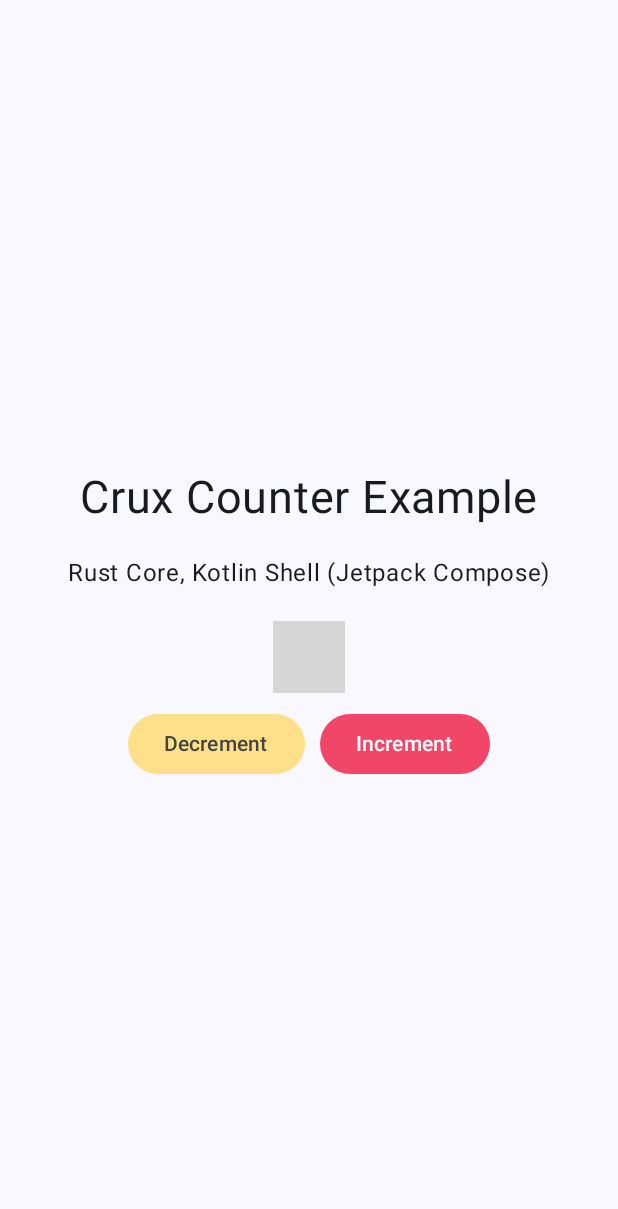
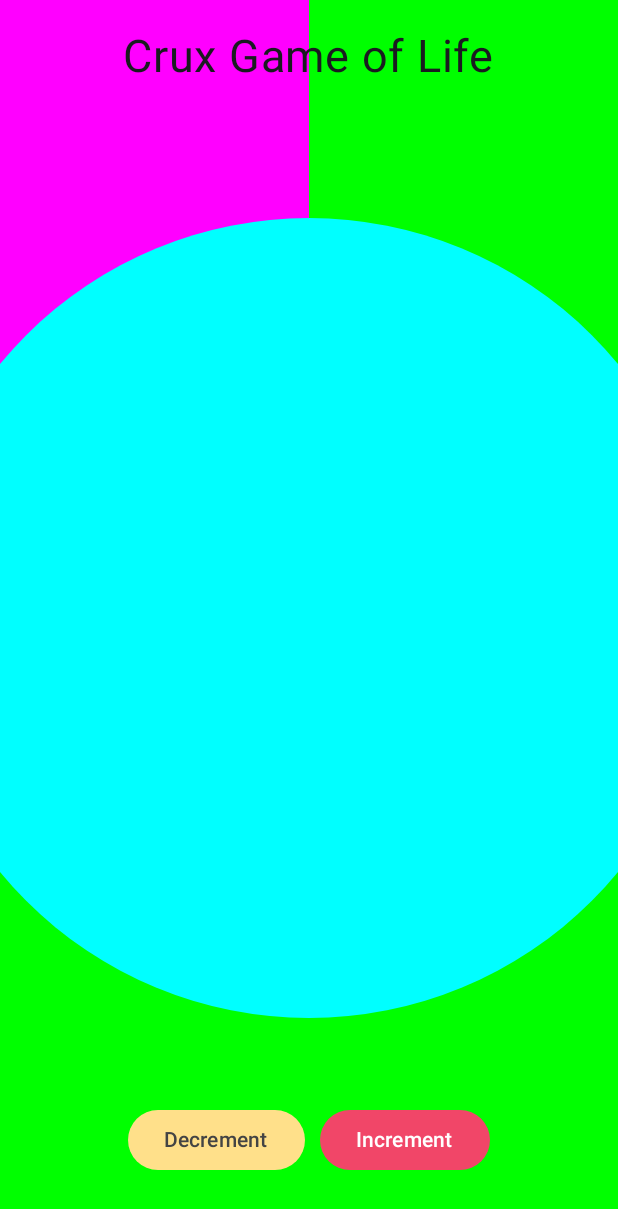
Before and after one commit to GlennWSo/cruxoflife, an Android app built with Jetpack Compose: the screen it shows after launch (MainActivity), on a phone screen of 412 x 824 dp. Shown: the top 1209 px of the screen. Run offline under Robolectric (Android 15) with nearby library versions, the phone set to English and light mode, and no system bars; grey boxes are pictures that could not be loaded.

Commit message:
prep for game of life

```diff
--- a/Android/app/src/main/java/com/example/counter/MainActivity.kt
+++ b/Android/app/src/main/java/com/example/counter/MainActivity.kt
@@ -5,8 +5,12 @@ import androidx.activity.ComponentActivity
 import androidx.activity.compose.setContent
 import androidx.activity.enableEdgeToEdge
 import androidx.compose.foundation.layout.Arrangement
+import androidx.compose.foundation.Canvas
+import androidx.compose.foundation.background
 import androidx.compose.foundation.layout.Column
 import androidx.compose.foundation.layout.Row
+import androidx.compose.foundation.layout.Spacer
+import androidx.compose.foundation.layout.size
 import androidx.compose.foundation.layout.fillMaxSize
 import androidx.compose.foundation.layout.padding
 import androidx.compose.material3.Button
@@ -47,21 +51,28 @@ class MainActivity : ComponentActivity() {
 @Composable
 fun View(core: Core = viewModel()) {
     val coroutineScope = rememberCoroutineScope()
+    Canvas(modifier = Modifier.fillMaxSize().background(color=Color.Green)){
+
+        val canvasQuadrantSize = size / 2F
+        // Draw a rectangle
+        drawRect(color = Color.Magenta, size = canvasQuadrantSize)
+        // Draw a circle
+        drawCircle(color = Color.Cyan, radius = 400f)
+    }
+
     Column(
         horizontalAlignment = Alignment.CenterHorizontally,
         verticalArrangement = Arrangement.Center,
-        modifier = Modifier.padding(10.dp),
+        modifier = Modifier.padding(10.dp).fillMaxSize(),
     ) {
-        Text(text = "Crux Counter Example", fontSize = 30.sp, modifier = Modifier.padding(10.dp))
-        Text(text = "Rust Core, Kotlin Shell (Jetpack Compose)", modifier = Modifier.padding(10.dp))
-        Text(
-            text = core.view?.count ?: "-", color = if (core.view?.confirmed == true) {
-                Color.Unspecified
-            } else {
-                Color.Gray
-            }, modifier = Modifier.padding(10.dp)
+        Text(text = "Crux Game of Life", fontSize = 30.sp, modifier = Modifier.padding(10.dp))
+        // Text(text = "Rust Core, Kotlin Shell (Jetpack Compose)", modifier = Modifier.padding(10.dp))
+        Spacer(
+            modifier = Modifier.weight(1f)
         )
-        Row(horizontalArrangement = Arrangement.spacedBy(10.dp)) {
+        Row( modifier = Modifier.padding(bottom = 30.dp),
+            horizontalArrangement = Arrangement.spacedBy(10.dp)
+            ) {
             Button(
                 onClick = {
                     coroutineScope.launch { core.update(Event.Decrement()) }
```
Also changed, not shown: 1 other file.
